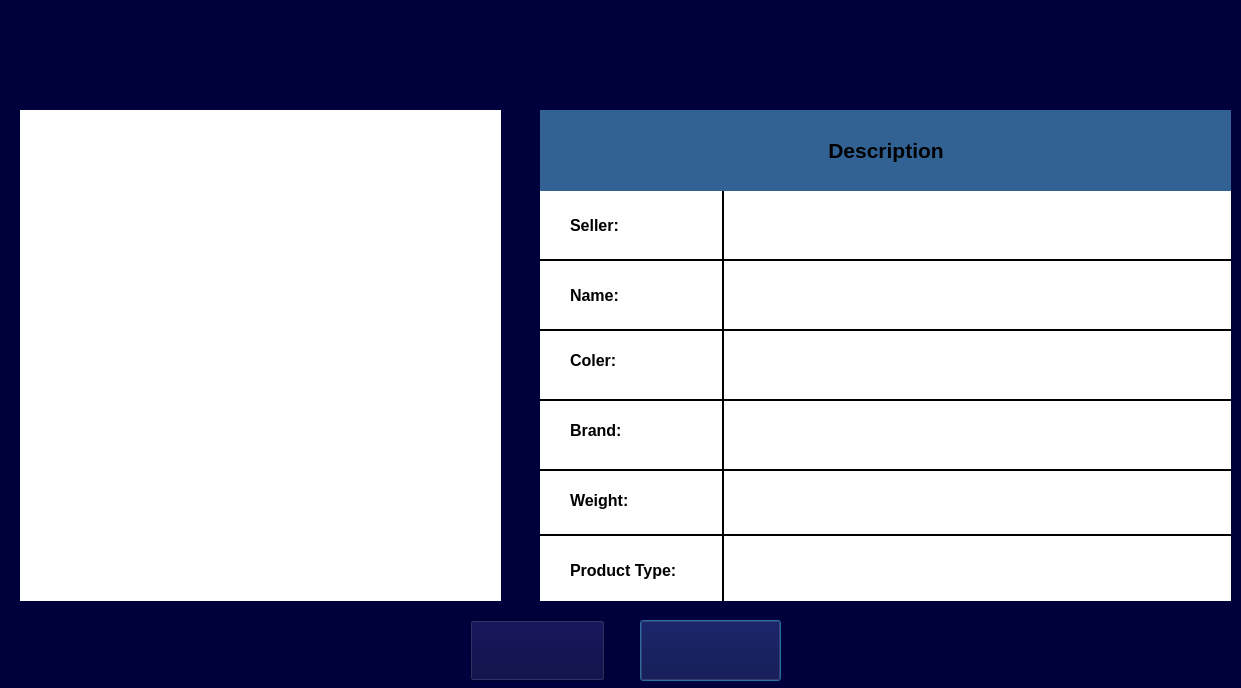
Old version of the form add_to_cart.ui in the repository AP-projects-4001/ls.
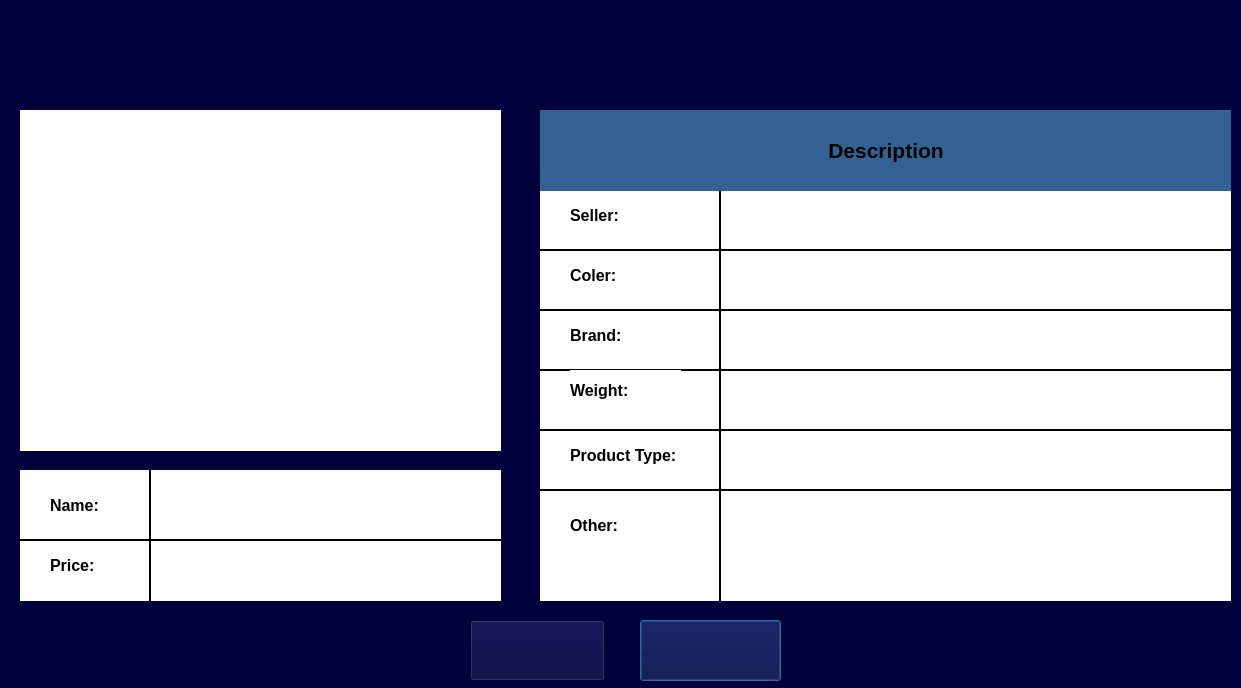
New version of the form. Icons and pictures are not drawn.

Commit message: article class

What changed in the file:
```diff
--- a/add_to_cart.ui
+++ b/add_to_cart.ui
@@ -23,7 +23,7 @@
      <x>20</x>
      <y>110</y>
      <width>481</width>
-     <height>491</height>
+     <height>341</height>
     </rect>
    </property>
    <property name="font">
@@ -116,7 +116,7 @@
    <widget class="Line" name="line_2">
     <property name="geometry">
      <rect>
-      <x>173</x>
+      <x>170</x>
       <y>70</y>
       <width>20</width>
       <height>421</height>
@@ -135,30 +135,11 @@
      <enum>Qt::Vertical</enum>
     </property>
    </widget>
-   <widget class="QLabel" name="label">
-    <property name="geometry">
-     <rect>
-      <x>30</x>
-      <y>170</y>
-      <width>111</width>
-      <height>31</height>
-     </rect>
-    </property>
-    <property name="font">
-     <font>
-      <pointsize>12</pointsize>
-      <bold>true</bold>
-     </font>
-    </property>
-    <property name="text">
-     <string>Name:</string>
-    </property>
-   </widget>
    <widget class="Line" name="line_3">
     <property name="geometry">
      <rect>
       <x>0</x>
-      <y>210</y>
+      <y>190</y>
       <width>691</width>
       <height>20</height>
      </rect>
@@ -180,9 +161,9 @@
     <property name="geometry">
      <rect>
       <x>30</x>
-      <y>230</y>
+      <y>150</y>
       <width>111</width>
-      <height>41</height>
+      <height>31</height>
      </rect>
     </property>
     <property name="font">
@@ -199,9 +180,9 @@
     <property name="geometry">
      <rect>
       <x>190</x>
-      <y>230</y>
+      <y>150</y>
       <width>491</width>
-      <height>51</height>
+      <height>31</height>
      </rect>
     </property>
     <property name="font">
@@ -218,7 +199,7 @@
     <property name="geometry">
      <rect>
       <x>0</x>
-      <y>280</y>
+      <y>250</y>
       <width>691</width>
       <height>20</height>
      </rect>
@@ -240,9 +221,9 @@
     <property name="geometry">
      <rect>
       <x>30</x>
-      <y>300</y>
+      <y>210</y>
       <width>111</width>
-      <height>41</height>
+      <height>31</height>
      </rect>
     </property>
     <property name="font">
@@ -259,9 +240,9 @@
     <property name="geometry">
      <rect>
       <x>190</x>
-      <y>300</y>
+      <y>210</y>
       <width>491</width>
-      <height>51</height>
+      <height>41</height>
      </rect>
     </property>
     <property name="font">
@@ -278,7 +259,7 @@
     <property name="geometry">
      <rect>
       <x>0</x>
-      <y>350</y>
+      <y>310</y>
       <width>691</width>
       <height>20</height>
      </rect>
@@ -300,7 +281,7 @@
     <property name="geometry">
      <rect>
       <x>30</x>
-      <y>370</y>
+      <y>260</y>
       <width>111</width>
       <height>41</height>
      </rect>
@@ -319,9 +300,9 @@
     <property name="geometry">
      <rect>
       <x>190</x>
-      <y>370</y>
+      <y>270</y>
       <width>491</width>
-      <height>51</height>
+      <height>41</height>
      </rect>
     </property>
     <property name="font">
@@ -338,7 +319,7 @@
     <property name="geometry">
      <rect>
       <x>0</x>
-      <y>415</y>
+      <y>370</y>
       <width>691</width>
       <height>20</height>
      </rect>
@@ -360,9 +341,9 @@
     <property name="geometry">
      <rect>
       <x>30</x>
-      <y>440</y>
+      <y>330</y>
       <width>141</width>
-      <height>41</height>
+      <height>31</height>
      </rect>
     </property>
     <property name="font">
@@ -379,9 +360,9 @@
     <property name="geometry">
      <rect>
       <x>190</x>
-      <y>430</y>
+      <y>330</y>
       <width>491</width>
-      <height>51</height>
+      <height>41</height>
      </rect>
     </property>
     <property name="font">
@@ -398,7 +379,7 @@
     <property name="geometry">
      <rect>
       <x>0</x>
-      <y>140</y>
+      <y>130</y>
       <width>691</width>
       <height>20</height>
      </rect>
@@ -420,7 +401,7 @@
     <property name="geometry">
      <rect>
       <x>30</x>
-      <y>100</y>
+      <y>90</y>
       <width>111</width>
       <height>31</height>
      </rect>
@@ -441,7 +422,7 @@
       <x>190</x>
       <y>90</y>
       <width>491</width>
-      <height>51</height>
+      <height>41</height>
      </rect>
     </property>
     <property name="font">
@@ -486,6 +467,25 @@
      <set>Qt::AlignCenter</set>
     </property>
    </widget>
+   <widget class="QLabel" name="label_11">
+    <property name="geometry">
+     <rect>
+      <x>30</x>
+      <y>400</y>
+      <width>141</width>
+      <height>31</height>
+     </rect>
+    </property>
+    <property name="font">
+     <font>
+      <pointsize>12</pointsize>
+      <bold>true</bold>
+     </font>
+    </property>
+    <property name="text">
+     <string>Other:</string>
+    </property>
+   </widget>
   </widget>
   <widget class="QLabel" name="label_8">
    <property name="geometry">
@@ -513,6 +513,121 @@
     <string/>
    </property>
   </widget>
+  <widget class="QWidget" name="widget_3" native="true">
+   <property name="geometry">
+    <rect>
+     <x>20</x>
+     <y>470</y>
+     <width>481</width>
+     <height>131</height>
+    </rect>
+   </property>
+   <property name="styleSheet">
+    <string notr="true">background-image: url();
+background-color: rgb(255, 255, 255);</string>
+   </property>
+   <widget class="QLabel" name="label">
+    <property name="geometry">
+     <rect>
+      <x>30</x>
+      <y>20</y>
+      <width>71</width>
+      <height>31</height>
+     </rect>
+    </property>
+    <property name="font">
+     <font>
+      <pointsize>12</pointsize>
+      <bold>true</bold>
+     </font>
+    </property>
+    <property name="text">
+     <string>Name:</string>
+    </property>
+   </widget>
+   <widget class="QLabel" name="label_10">
+    <property name="geometry">
+     <rect>
+      <x>30</x>
+      <y>80</y>
+      <width>71</width>
+      <height>31</height>
+     </rect>
+    </property>
+    <property name="font">
+     <font>
+      <pointsize>12</pointsize>
+      <bold>true</bold>
+     </font>
+    </property>
+    <property name="text">
+     <string>Price:</string>
+    </property>
+   </widget>
+   <widget class="QLabel" name="label_name">
+    <property name="geometry">
+     <rect>
+      <x>140</x>
+      <y>10</y>
+      <width>331</width>
+      <height>51</height>
+     </rect>
+    </property>
+    <property name="font">
+     <font>
+      <pointsize>18</pointsize>
+      <bold>true</bold>
+     </font>
+    </property>
+    <property name="text">
+     <string/>
+    </property>
+   </widget>
+  </widget>
+  <widget class="Line" name="line_8">
+   <property name="geometry">
+    <rect>
+     <x>20</x>
+     <y>530</y>
+     <width>481</width>
+     <height>20</height>
+    </rect>
+   </property>
+   <property name="styleSheet">
+    <string notr="true">background-color: rgb();</string>
+   </property>
+   <property name="frameShadow">
+    <enum>QFrame::Plain</enum>
+   </property>
+   <property name="lineWidth">
+    <number>2</number>
+   </property>
+   <property name="orientation">
+    <enum>Qt::Horizontal</enum>
+   </property>
+  </widget>
+  <widget class="Line" name="line_9">
+   <property name="geometry">
+    <rect>
+     <x>140</x>
+     <y>470</y>
+     <width>20</width>
+     <height>131</height>
+    </rect>
+   </property>
+   <property name="styleSheet">
+    <string notr="true">background-color: rgb();</string>
+   </property>
+   <property name="frameShadow">
+    <enum>QFrame::Plain</enum>
+   </property>
+   <property name="lineWidth">
+    <number>2</number>
+   </property>
+   <property name="orientation">
+    <enum>Qt::Vertical</enum>
+   </property>
+  </widget>
  </widget>
  <resources/>
  <connections/>
```
Left out of the diff: 19 changed lines with no effect on the pictures. The commit also changes 21 other files.
